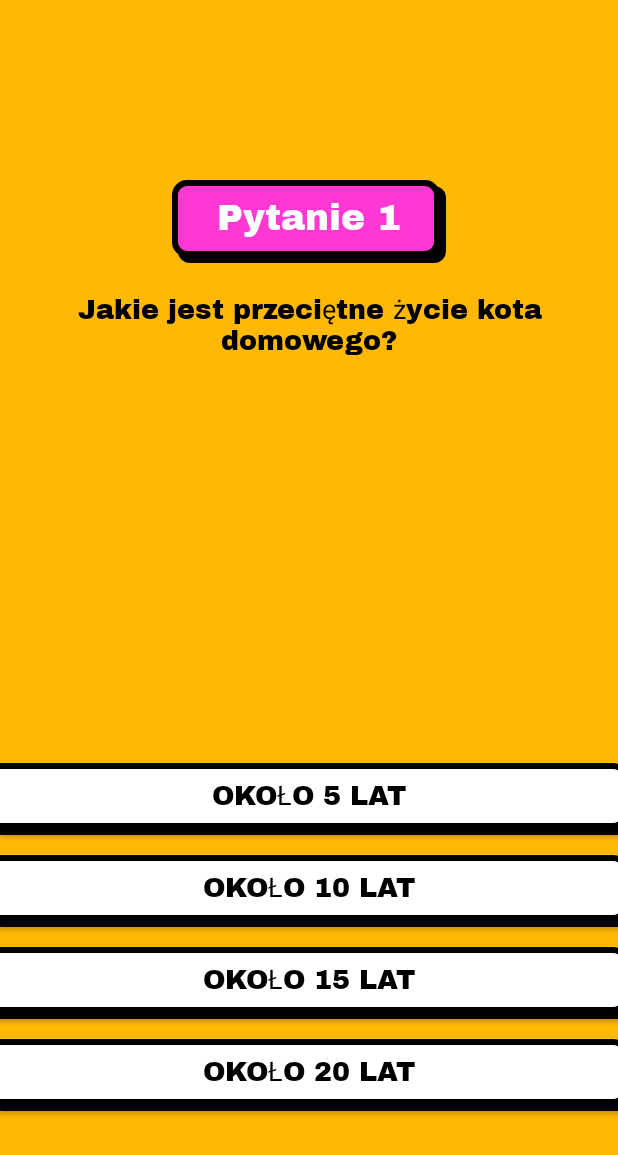
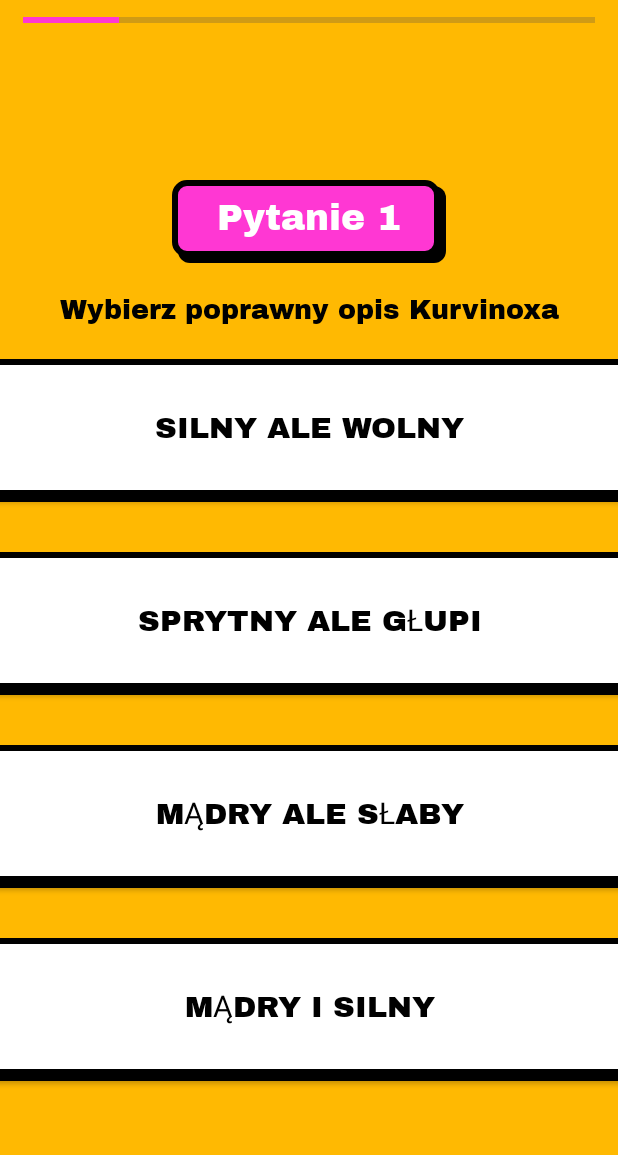
Before and after one commit to Yndh/KotlinQuizApp, an Android app: the QuizActivity screen opened directly, with no data from a screen before it, on a phone screen of 412 x 824 dp. Shown: the top 1155 px of the screen. Run offline under Robolectric (Android 15) with nearby library versions, the phone set to English and light mode, and no system bars.

Commit message:
Add checkAnswer function

```diff
--- a/app/src/main/java/com/example/quizapp/Constants.kt
+++ b/app/src/main/java/com/example/quizapp/Constants.kt
@@ -4,30 +4,61 @@ object Constants {
     fun getQuestions(): ArrayList<Question>{
         val questionsList = ArrayList<Question>()
 
-        val questionOne = Question(
-            1, "Jakie jest przeciętne życie kota domowego?", listOf(
-                "Około 5 lat",
-                "Około 10 lat",
-                "Około 15 lat",
-                "Około 20 lat"
-            ), 2, 30
+        val questionsData = listOf(
+            Question(
+                1, "Wybierz poprawny opis Kurvinoxa", listOf(
+                    "Silny ale wolny",
+                    "Sprytny ale głupi",
+                    "Mądry ale słaby",
+                    "Mądry i silny"
+                ), 2, 30
+            ),
+            Question(
+                2, "Jak Mkbewe jest nazywany przez kosmitów", listOf(
+                    "Szatan",
+                    "Zabójca",
+                    "Diabeł",
+                    "Behemot"
+                ), 3, 30
+            ),
+            Question(
+                3, "Kto ma władzę w galaktyce Kujwdubie?", listOf(
+                    "Papież",
+                    "Sułtan Kosmitów",
+                    "Senator Chujewów",
+                    "Gwiezdna Flota"
+                ), 1, 30
+            ),
+            Question(
+                4, "Ile procent alkoholu ma wódka \"Skurwolańska\"", listOf(
+                    "9%",
+                    "7%",
+                    "37.5%",
+                    "40%"
+                ), 2, 30
+            ),
+            Question(
+                5, "Jak ma na imię Kapitan Bomba", listOf(
+                    "Sebastian",
+                    "Tytus",
+                    "Janek",
+                    "Grzesiek"
+                ), 2, 30
+            ),
+            Question(
+                6, "Co obiecał za darmo dla wszystkich Domino Jachaś", listOf(
+                    "Hot Dogi",
+                    "Burgery",
+                    "Pizzę Hawajską",
+                    "Kebaba z Chrzanem"
+                ), 3, 30
+            )
         )
 
-        val questionTwo = Question(
-            2, "Najglupszy kot to", listOf(
-                "Pchlarz",
-                "Milly",
-                "Jinx",
-                "Teo"
-            ), 3, 30
-        )
-
-
-        questionsList.add(questionOne)
-        questionsList.add(questionTwo)
+        for (data in questionsData) {
+            questionsList.add(data)
+        }
 
         return questionsList
     }
-
-
 }
--- a/app/src/main/java/com/example/quizapp/QuizActivity.kt
+++ b/app/src/main/java/com/example/quizapp/QuizActivity.kt
@@ -1,5 +1,6 @@
 package com.example.quizapp
 
+import android.graphics.Color
 import android.graphics.Typeface
 import androidx.appcompat.app.AppCompatActivity
 import android.os.Bundle
@@ -7,6 +8,8 @@ import android.widget.Button
 import android.widget.LinearLayout
 import android.widget.TextView
 import androidx.core.content.res.ResourcesCompat
+import android.os.Handler
+import android.widget.ProgressBar
 import androidx.core.view.marginBottom
 
 class QuizActivity : AppCompatActivity() {
@@ -14,7 +17,9 @@ class QuizActivity : AppCompatActivity() {
     private lateinit var questionIndexTextView: TextView
     private lateinit var layout: LinearLayout
     private lateinit var questions: List<Question>
+    private lateinit var progressBar: ProgressBar
     private var currQuestion = 0
+    private var isAnswerChecked = false
 
     override fun onCreate(savedInstanceState: Bundle?) {
         super.onCreate(savedInstanceState)
@@ -22,9 +27,11 @@ class QuizActivity : AppCompatActivity() {
 
         questionTextView = findViewById(R.id.questionTextView)
         questionIndexTextView = findViewById(R.id.questionIndexTextView)
+        progressBar = findViewById(R.id.quizProgressBar)
         layout = findViewById(R.id.answersLayout)
 
         questions = Constants.getQuestions()
+        progressBar.max = questions.size
 
         showQuestion()
     }
@@ -34,28 +41,49 @@ class QuizActivity : AppCompatActivity() {
 
         val currentQuestion = questions[currQuestion]
         questionTextView.text = currentQuestion.question
-        questionIndexTextView.text = "Pytanie ${currQuestion+1}"
+        questionIndexTextView.text = "Pytanie ${currQuestion + 1}"
+        progressBar.progress = currQuestion+1
 
-        currentQuestion.answers.forEach { answer ->
+        currentQuestion.answers.forEachIndexed { index, answer ->
             val button = Button(this)
             button.text = answer
             val layoutParams = LinearLayout.LayoutParams(
-                650,
+                750,
                 LinearLayout.LayoutParams.WRAP_CONTENT
             )
-            layoutParams.setMargins(0, 0, 0, 20)
+            layoutParams.setMargins(0, 0, 0, 50)
             button.layoutParams = layoutParams
             button.setBackgroundResource(R.drawable.border)
             button.setTextColor(resources.getColor(R.color.secondaryFontColor))
-            button.setPadding(70, 15, 70, 20)
-            button.textSize = 18f
-            val archivio : Typeface? = ResourcesCompat.getFont(this, R.font.archivo_black)
+            button.setPadding(70, 50, 70, 55)
+            button.textSize = 20f
+            val archivio: Typeface? = ResourcesCompat.getFont(this, R.font.archivo_black)
             button.typeface = archivio
             button.setOnClickListener {
-                // Check Question
+                if (!isAnswerChecked) {
+                    isAnswerChecked = true
+                    checkAnswer(index+1, button)
+                }
             }
             layout.addView(button)
         }
+    }
 
+    private fun checkAnswer(selectedAnswer: Int, selectedButton: Button) {
+        val currentQuestion = questions[currQuestion]
+        val correctAnswer = currentQuestion.answer
+
+        selectedButton.setBackgroundResource( if (selectedAnswer == correctAnswer) R.drawable.border_green else R.drawable.border_red)
+
+        val handler = Handler()
+        handler.postDelayed({
+            currQuestion++
+            if (currQuestion < questions.size) {
+                isAnswerChecked = false
+                showQuestion()
+            } else {
+                // koniec quizu
+            }
+        }, 3000)
     }
 }
--- /dev/null
+++ b/app/src/main/res/drawable/border_red.xml
@@ -0,0 +1,39 @@
+<selector xmlns:android="http://schemas.android.com/apk/res/android">
+    <item android:state_pressed="true">
+        <layer-list>
+            <item android:top="4dp" android:left="4dp">
+                <shape android:shape="rectangle">
+                    <gradient
+                        android:startColor="@color/quaternaryAccentColor"
+                        android:endColor="@color/quaternaryAccentColor" />
+                    <stroke
+                        android:width="4dp"
+                        android:color="@color/black" />
+                    <corners android:radius="8dp" />
+                </shape>
+            </item>
+        </layer-list>
+    </item>
+
+    <item>
+        <layer-list>
+            <item android:top="4dp" android:left="4dp">
+                <shape android:shape="rectangle">
+                    <solid android:color="@color/black" />
+                    <corners android:radius="8dp" />
+                </shape>
+            </item>
+            <item android:bottom="4dp" android:right="4dp">
+                <shape android:shape="rectangle">
+                    <gradient
+                        android:startColor="@color/quaternaryAccentColor"
+                        android:endColor="@color/quaternaryAccentColor" />
+                    <stroke
+                        android:width="4dp"
+                        android:color="@color/black" />
+                    <corners android:radius="8dp" />
+                </shape>
+            </item>
+        </layer-list>
+    </item>
+</selector>
--- a/app/src/main/res/layout/activity_quiz.xml
+++ b/app/src/main/res/layout/activity_quiz.xml
@@ -8,6 +8,20 @@
     android:background="@color/primaryBackground"
 
     >
+
+    <ProgressBar
+        style="?android:attr/progressBarStyleHorizontal"
+        android:id="@+id/quizProgressBar"
+        android:layout_width="match_parent"
+        android:layout_height="wrap_content"
+        android:layout_weight="1"
+        android:max="4"
+        android:indeterminate="false"
+        android:layout_marginHorizontal="15dp"
+        android:paddingTop="5dp"
+        android:progressTint="@color/tertiaryAccentColor"
+        app:layout_constraintTop_toTopOf="parent"
+        />
 
     <TextView
         android:id="@+id/questionIndexTextView"
--- a/app/src/main/res/values/colors.xml
+++ b/app/src/main/res/values/colors.xml
@@ -7,5 +7,6 @@
     <color name="primaryAccentColor">#ffffff</color>
     <color name="secondaryAccentColor">#43dd65</color>
     <color name="tertiaryAccentColor">#ff37d3</color>
+    <color name="quaternaryAccentColor">#ff0000</color>
 
 </resources>
```
